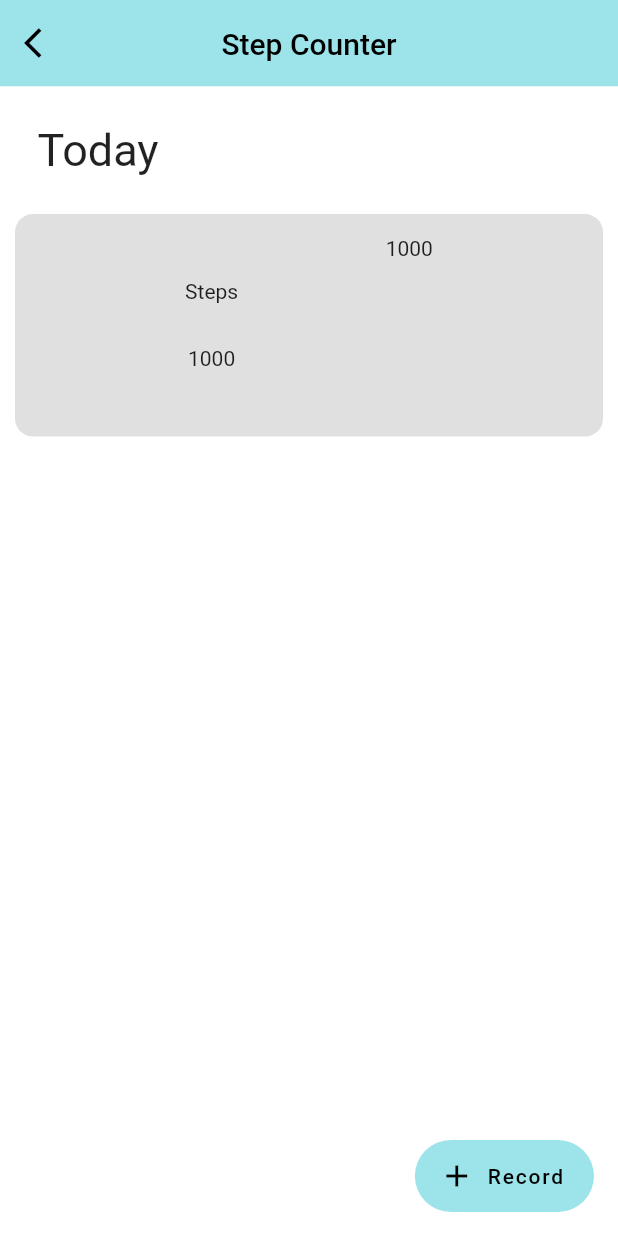
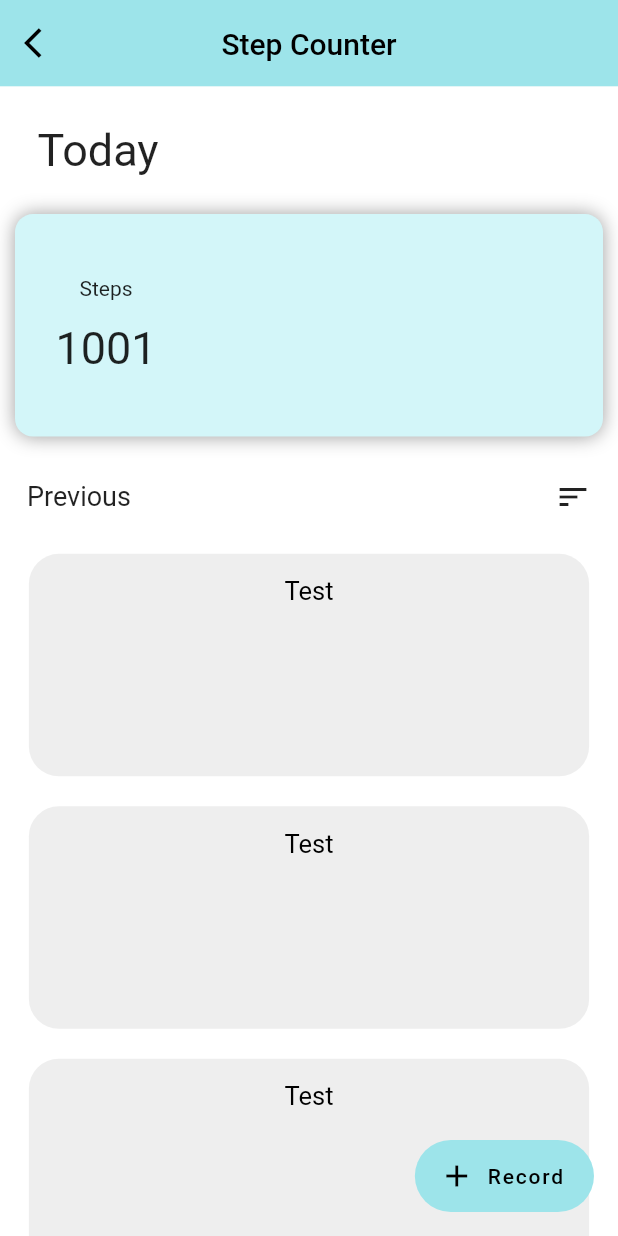
Before and after one commit to wanysamsuri/flutter_clinical, a Flutter app: the StepMainScreen screen opened directly, on a phone screen of 412 x 824 dp. Run offline on Flutter 3.47's test engine with Material 2 defaults, Android fonts, the phone set to English and light mode, and no system bars; our stand-ins replace cached_network_image, carousel_slider, device_info_plus, email_validator, fl_chart, flutter_rating_stars and 16 more; missing offline and left inert: clickable_list_wheel_view, flutter_3d_choice_chip, gauges, html2md, onesignal_flutter, pretty_gauge and 2 more; accounts and stored records are empty.

Commit message:
pedometer ui

```diff
--- a/lib/pedometer/step_screen.dart
+++ b/lib/pedometer/step_screen.dart
@@ -1,3 +1,4 @@
+import 'package:fl_chart/fl_chart.dart';
 import 'package:flutter/material.dart';
 import 'package:flutter/src/widgets/container.dart';
 import 'package:flutter/src/widgets/framework.dart';
@@ -106,11 +107,18 @@ class _StepMainScreenState extends State<StepMainScreen> {
                     width: screenWidth,
                     decoration: BoxDecoration(
                         borderRadius: BorderRadius.circular(12),
-                        color: Colors.grey[300]),
+                        color: secondaryColor,
+                        boxShadow: [
+                          BoxShadow(
+                              color: Colors.grey, //New
+                              blurRadius: 10.0,
+                              offset: Offset(0, 0))
+                        ]),
                     child: Container(
+                      padding: EdgeInsets.all(12),
                       child: Row(
                         crossAxisAlignment: CrossAxisAlignment.start,
-                        mainAxisAlignment: MainAxisAlignment.spaceEvenly,
+                        mainAxisAlignment: MainAxisAlignment.spaceBetween,
                         children: [
                           Column(
                             // crossAxisAlignment: CrossAxisAlignment.start,
@@ -122,17 +130,99 @@ class _StepMainScreenState extends State<StepMainScreen> {
                                 ),
                               ),
                               Container(
-                                child: Text('1000'),
+                                child: Text(
+                                  '1001',
+                                  style: TextStyle(fontSize: 30),
+                                ),
                               )
                             ],
                           ),
                           Container(
-                            child: Text('1000'),
-                          )
+                              // child: LineChart(LineChartData(
+                              //     minX: 0,
+                              //     maxX: 5,
+                              //     minY: 0,
+                              //     maxY: 5,
+                              //     lineBarsData: [
+                              //       LineChartBarData(spots: [FlSpot(0, 3)])
+                              //     ])),
+                              )
                         ],
                       ),
                     ),
-                  )
+                  ),
+                  SizedBox(
+                    height: 20,
+                  ),
+                  Container(
+                    padding: const EdgeInsets.all(8.0),
+                    child: Row(
+                      mainAxisAlignment: MainAxisAlignment.spaceBetween,
+                      children: [
+                        Text(
+                          'Previous',
+                          style: TextStyle(fontSize: 18),
+                        ),
+                        Icon(Icons.sort),
+                      ],
+                    ),
+                  ),
+                  Container(
+                    padding: EdgeInsets.all(Adaptive.w(2)),
+                    // height: Adaptive.h(30),
+                    child: Column(
+                        mainAxisAlignment: MainAxisAlignment.start,
+                        children: [
+                          ListView.builder(
+                              shrinkWrap: true,
+                              physics: const BouncingScrollPhysics(),
+                              scrollDirection: Axis.vertical,
+                              itemCount: 5,
+                              itemBuilder: (context, index) {
+                                return Padding(
+                                  padding: EdgeInsets.symmetric(
+                                      horizontal: 1.0, vertical: 10),
+
+                                  //body listview
+                                  child: Container(
+                                    height: Adaptive.h(18),
+                                    width: screenWidth,
+                                    // height: Adaptive.h(40),
+                                    decoration: BoxDecoration(
+                                      color: Colors.grey[200],
+                                      borderRadius: BorderRadius.circular(20),
+                                      // boxShadow: [
+                                      //   BoxShadow(
+                                      //       color: Colors.grey, //New
+                                      //       blurRadius: 10.0,
+                                      //       offset: Offset(-1, -1))
+                                      // ],
+                                    ),
+                                    child: Column(
+                                      children: [
+                                        // SizedBox(
+                                        //   height: 1,
+                                        // ),
+                                        Container(
+                                          padding: EdgeInsets.all(15),
+                                          child: Text(
+                                            'Test',
+                                            textAlign: TextAlign.justify,
+                                            style: TextStyle(
+                                              fontSize: 17,
+                                              // fontWeight:
+                                              //     FontWeight.bold,
+                                              color: Colors.black,
+                                            ),
+                                          ),
+                                        ),
+                                      ],
+                                    ),
+                                  ),
+                                );
+                              }),
+                        ]),
+                  ),
                 ],
               ),
             ),
--- a/pubspec.yaml
+++ b/pubspec.yaml
@@ -78,6 +78,7 @@ dependencies:
   syncfusion_flutter_pdfviewer_web: ^19.4.56-beta
   clickable_list_wheel_view: ^0.2.0
   pedometer: ^3.0.0
+  fl_chart: ^0.55.2
 
 dev_dependencies:
   flutter_test:
```
Also changed, not shown: pubspec.lock.
